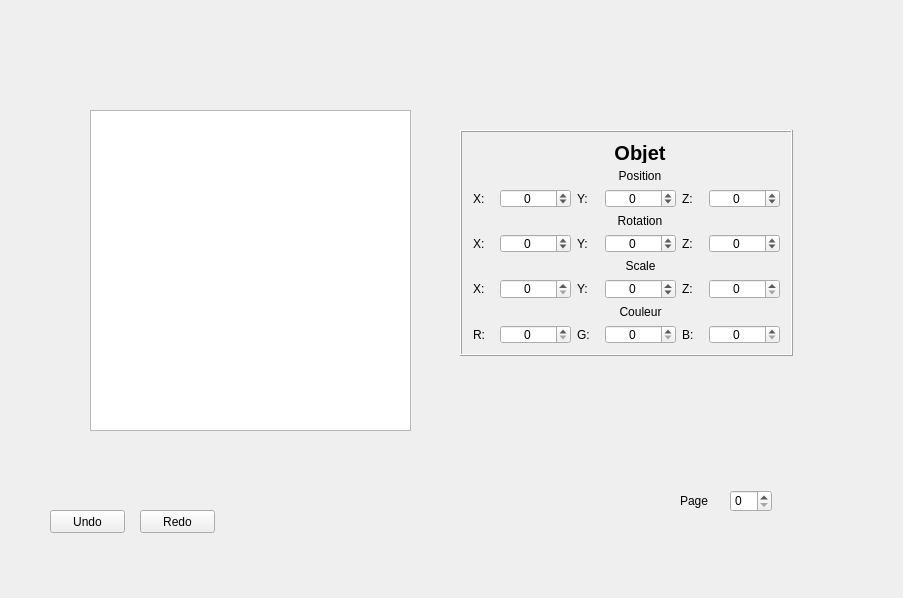
Qt form OpenGLFramework/UIQT/uiqt.ui (SamuelDaigle/OpenGLFramework) before a commit.
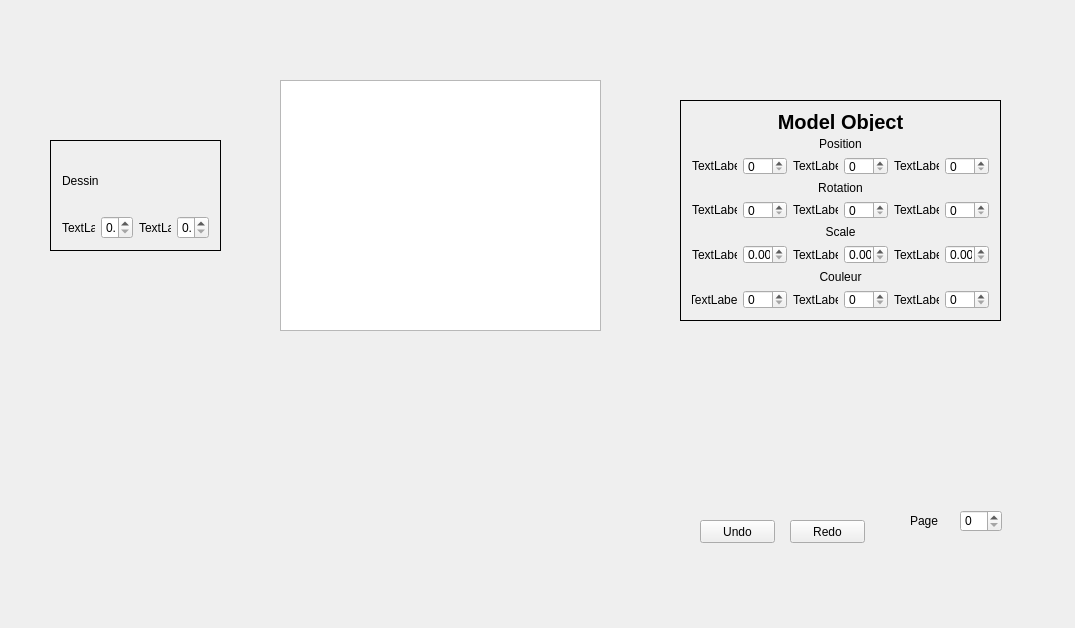
The same form after that commit. The open tabs and pages were chosen to show the change.

Diff of the .ui file:
```diff
--- a/OpenGLFramework/UIQT/uiqt.ui
+++ b/OpenGLFramework/UIQT/uiqt.ui
@@ -6,8 +6,8 @@
    <rect>
     <x>0</x>
     <y>0</y>
-    <width>903</width>
-    <height>598</height>
+    <width>1075</width>
+    <height>628</height>
    </rect>
   </property>
   <property name="windowTitle">
@@ -20,8 +20,8 @@
    <widget class="QStackedWidget" name="stackedWidget">
     <property name="geometry">
      <rect>
-      <x>30</x>
-      <y>80</y>
+      <x>240</x>
+      <y>50</y>
       <width>801</width>
       <height>371</height>
      </rect>
@@ -32,6 +32,374 @@
     <property name="currentIndex">
      <number>0</number>
     </property>
+    <widget class="QWidget" name="page">
+     <widget class="QFrame" name="frame_2">
+      <property name="geometry">
+       <rect>
+        <x>480</x>
+        <y>40</y>
+        <width>261</width>
+        <height>271</height>
+       </rect>
+      </property>
+      <property name="frameShape">
+       <enum>QFrame::Box</enum>
+      </property>
+      <property name="frameShadow">
+       <enum>QFrame::Plain</enum>
+      </property>
+      <layout class="QGridLayout" name="gridLayout_4">
+       <item row="6" column="4">
+        <widget class="QLabel" name="label_27">
+         <property name="text">
+          <string>TextLabel</string>
+         </property>
+        </widget>
+       </item>
+       <item row="6" column="2">
+        <widget class="QLabel" name="label_26">
+         <property name="text">
+          <string>TextLabel</string>
+         </property>
+        </widget>
+       </item>
+       <item row="6" column="0">
+        <widget class="QLabel" name="label_25">
+         <property name="text">
+          <string>TextLabel</string>
+         </property>
+        </widget>
+       </item>
+       <item row="2" column="1">
+        <widget class="QSpinBox" name="spinBox_11"/>
+       </item>
+       <item row="2" column="4">
+        <widget class="QLabel" name="label_21">
+         <property name="text">
+          <string>TextLabel</string>
+         </property>
+        </widget>
+       </item>
+       <item row="2" column="0">
+        <widget class="QLabel" name="label_15">
+         <property name="text">
+          <string>TextLabel</string>
+         </property>
+        </widget>
+       </item>
+       <item row="2" column="2">
+        <widget class="QLabel" name="label_20">
+         <property name="text">
+          <string>TextLabel</string>
+         </property>
+        </widget>
+       </item>
+       <item row="4" column="0">
+        <widget class="QLabel" name="label_22">
+         <property name="text">
+          <string>TextLabel</string>
+         </property>
+        </widget>
+       </item>
+       <item row="2" column="3">
+        <widget class="QSpinBox" name="spinBox_15"/>
+       </item>
+       <item row="4" column="2">
+        <widget class="QLabel" name="label_23">
+         <property name="text">
+          <string>TextLabel</string>
+         </property>
+        </widget>
+       </item>
+       <item row="2" column="5">
+        <widget class="QSpinBox" name="spinBox_16"/>
+       </item>
+       <item row="4" column="1">
+        <widget class="QSpinBox" name="spinBox_17"/>
+       </item>
+       <item row="4" column="5">
+        <widget class="QSpinBox" name="spinBox_19"/>
+       </item>
+       <item row="4" column="3">
+        <widget class="QSpinBox" name="spinBox_18"/>
+       </item>
+       <item row="4" column="4">
+        <widget class="QLabel" name="label_24">
+         <property name="text">
+          <string>TextLabel</string>
+         </property>
+        </widget>
+       </item>
+       <item row="1" column="0" colspan="6">
+        <widget class="QLabel" name="label_28">
+         <property name="text">
+          <string>Position</string>
+         </property>
+        </widget>
+       </item>
+       <item row="3" column="0" colspan="6">
+        <widget class="QLabel" name="label_29">
+         <property name="text">
+          <string>Rotation</string>
+         </property>
+        </widget>
+       </item>
+       <item row="5" column="0" colspan="6">
+        <widget class="QLabel" name="label_30">
+         <property name="text">
+          <string>Scale</string>
+         </property>
+        </widget>
+       </item>
+       <item row="0" column="0" colspan="6">
+        <widget class="QLabel" name="label_14">
+         <property name="font">
+          <font>
+           <pointsize>15</pointsize>
+           <weight>75</weight>
+           <bold>true</bold>
+          </font>
+         </property>
+         <property name="text">
+          <string>Empty Object</string>
+         </property>
+         <property name="alignment">
+          <set>Qt::AlignCenter</set>
+         </property>
+        </widget>
+       </item>
+       <item row="6" column="1">
+        <widget class="QDoubleSpinBox" name="doubleSpinBox"/>
+       </item>
+       <item row="6" column="3">
+        <widget class="QDoubleSpinBox" name="doubleSpinBox_2"/>
+       </item>
+       <item row="6" column="5">
+        <widget class="QDoubleSpinBox" name="doubleSpinBox_3"/>
+       </item>
+      </layout>
+     </widget>
+     <widget class="QListWidget" name="emptyObjectListWidget">
+      <property name="geometry">
+       <rect>
+        <x>70</x>
+        <y>70</y>
+        <width>256</width>
+        <height>192</height>
+       </rect>
+      </property>
+     </widget>
+    </widget>
+    <widget class="QWidget" name="page_2">
+     <widget class="QFrame" name="frame">
+      <property name="geometry">
+       <rect>
+        <x>440</x>
+        <y>50</y>
+        <width>321</width>
+        <height>221</height>
+       </rect>
+      </property>
+      <property name="frameShape">
+       <enum>QFrame::Box</enum>
+      </property>
+      <property name="frameShadow">
+       <enum>QFrame::Plain</enum>
+      </property>
+      <layout class="QGridLayout" name="gridLayout_3">
+       <item row="0" column="0" colspan="6">
+        <widget class="QLabel" name="label">
+         <property name="font">
+          <font>
+           <pointsize>15</pointsize>
+           <weight>75</weight>
+           <bold>true</bold>
+          </font>
+         </property>
+         <property name="text">
+          <string>Model Object</string>
+         </property>
+         <property name="alignment">
+          <set>Qt::AlignCenter</set>
+         </property>
+        </widget>
+       </item>
+       <item row="2" column="5">
+        <widget class="QSpinBox" name="spinBox_8"/>
+       </item>
+       <item row="4" column="5">
+        <widget class="QSpinBox" name="spinBox_9"/>
+       </item>
+       <item row="4" column="3">
+        <widget class="QSpinBox" name="spinBox_2"/>
+       </item>
+       <item row="6" column="2">
+        <widget class="QLabel" name="label_2">
+         <property name="text">
+          <string>TextLabel</string>
+         </property>
+        </widget>
+       </item>
+       <item row="1" column="0" colspan="6">
+        <widget class="QLabel" name="label_8">
+         <property name="text">
+          <string>Position</string>
+         </property>
+         <property name="alignment">
+          <set>Qt::AlignCenter</set>
+         </property>
+        </widget>
+       </item>
+       <item row="6" column="0">
+        <widget class="QLabel" name="label_4">
+         <property name="text">
+          <string>TextLabel</string>
+         </property>
+        </widget>
+       </item>
+       <item row="2" column="0">
+        <widget class="QLabel" name="label_5">
+         <property name="text">
+          <string>TextLabel</string>
+         </property>
+        </widget>
+       </item>
+       <item row="4" column="0">
+        <widget class="QLabel" name="label_3">
+         <property name="text">
+          <string>TextLabel</string>
+         </property>
+        </widget>
+       </item>
+       <item row="2" column="1">
+        <widget class="QSpinBox" name="spinBox_5"/>
+       </item>
+       <item row="4" column="2">
+        <widget class="QLabel" name="label_6">
+         <property name="text">
+          <string>TextLabel</string>
+         </property>
+        </widget>
+       </item>
+       <item row="4" column="1">
+        <widget class="QSpinBox" name="spinBox_7"/>
+       </item>
+       <item row="2" column="3">
+        <widget class="QSpinBox" name="spinBox_6"/>
+       </item>
+       <item row="2" column="2">
+        <widget class="QLabel" name="label_7">
+         <property name="text">
+          <string>TextLabel</string>
+         </property>
+        </widget>
+       </item>
+       <item row="2" column="4">
+        <widget class="QLabel" name="label_11">
+         <property name="text">
+          <string>TextLabel</string>
+         </property>
+        </widget>
+       </item>
+       <item row="5" column="0" colspan="6">
+        <widget class="QLabel" name="label_10">
+         <property name="text">
+          <string>Scale</string>
+         </property>
+         <property name="alignment">
+          <set>Qt::AlignCenter</set>
+         </property>
+        </widget>
+       </item>
+       <item row="3" column="0" colspan="6">
+        <widget class="QLabel" name="label_9">
+         <property name="text">
+          <string>Rotation</string>
+         </property>
+         <property name="alignment">
+          <set>Qt::AlignCenter</set>
+         </property>
+        </widget>
+       </item>
+       <item row="4" column="4">
+        <widget class="QLabel" name="label_12">
+         <property name="text">
+          <string>TextLabel</string>
+         </property>
+        </widget>
+       </item>
+       <item row="6" column="4">
+        <widget class="QLabel" name="label_13">
+         <property name="text">
+          <string>TextLabel</string>
+         </property>
+        </widget>
+       </item>
+       <item row="8" column="0">
+        <widget class="QLabel" name="label_16">
+         <property name="text">
+          <string>TextLabel</string>
+         </property>
+         <property name="alignment">
+          <set>Qt::AlignCenter</set>
+         </property>
+        </widget>
+       </item>
+       <item row="8" column="1">
+        <widget class="QSpinBox" name="spinBox_12"/>
+       </item>
+       <item row="8" column="2">
+        <widget class="QLabel" name="label_18">
+         <property name="text">
+          <string>TextLabel</string>
+         </property>
+        </widget>
+       </item>
+       <item row="8" column="3">
+        <widget class="QSpinBox" name="spinBox_13"/>
+       </item>
+       <item row="8" column="4">
+        <widget class="QLabel" name="label_19">
+         <property name="text">
+          <string>TextLabel</string>
+         </property>
+        </widget>
+       </item>
+       <item row="8" column="5">
+        <widget class="QSpinBox" name="spinBox_14"/>
+       </item>
+       <item row="7" column="0" colspan="6">
+        <widget class="QLabel" name="label_17">
+         <property name="text">
+          <string>Couleur</string>
+         </property>
+         <property name="alignment">
+          <set>Qt::AlignCenter</set>
+         </property>
+        </widget>
+       </item>
+       <item row="6" column="1">
+        <widget class="QDoubleSpinBox" name="doubleSpinBox_4"/>
+       </item>
+       <item row="6" column="3">
+        <widget class="QDoubleSpinBox" name="doubleSpinBox_5"/>
+       </item>
+       <item row="6" column="5">
+        <widget class="QDoubleSpinBox" name="doubleSpinBox_6"/>
+       </item>
+      </layout>
+     </widget>
+     <widget class="QListWidget" name="modelObjectListWidget">
+      <property name="geometry">
+       <rect>
+        <x>40</x>
+        <y>30</y>
+        <width>321</width>
+        <height>251</height>
+       </rect>
+      </property>
+     </widget>
+    </widget>
     <widget class="QWidget" name="objetPage">
      <widget class="QFrame" name="objet">
       <property name="geometry">
@@ -46,7 +414,7 @@
        <enum>QFrame::Box</enum>
       </property>
       <property name="frameShadow">
-       <enum>QFrame::Raised</enum>
+       <enum>QFrame::Plain</enum>
       </property>
       <layout class="QGridLayout" name="gridLayout">
        <item row="2" column="4">
@@ -262,7 +630,7 @@
           </font>
          </property>
          <property name="text">
-          <string>Objet</string>
+          <string>Shape Objet</string>
          </property>
          <property name="alignment">
           <set>Qt::AlignCenter</set>
@@ -292,33 +660,6 @@
          </property>
         </widget>
        </item>
-       <item row="10" column="1">
-        <widget class="QSpinBox" name="scaleXSpinBox">
-         <property name="alignment">
-          <set>Qt::AlignCenter</set>
-         </property>
-        </widget>
-       </item>
-       <item row="10" column="3">
-        <widget class="QSpinBox" name="scaleYSpinBox">
-         <property name="alignment">
-          <set>Qt::AlignCenter</set>
-         </property>
-         <property name="minimum">
-          <number>-999999999</number>
-         </property>
-         <property name="maximum">
-          <number>999999999</number>
-         </property>
-        </widget>
-       </item>
-       <item row="10" column="5">
-        <widget class="QSpinBox" name="scaleZSpinBox">
-         <property name="alignment">
-          <set>Qt::AlignCenter</set>
-         </property>
-        </widget>
-       </item>
        <item row="10" column="4">
         <widget class="QLabel" name="scaleZLabel">
          <property name="text">
@@ -340,6 +681,54 @@
          </property>
         </widget>
        </item>
+       <item row="10" column="1">
+        <widget class="QDoubleSpinBox" name="scaleXSpinBox">
+         <property name="alignment">
+          <set>Qt::AlignCenter</set>
+         </property>
+         <property name="decimals">
+          <number>1</number>
+         </property>
+         <property name="minimum">
+          <double>0.100000000000000</double>
+         </property>
+         <property name="value">
+          <double>1.000000000000000</double>
+         </property>
+        </widget>
+       </item>
+       <item row="10" column="3">
+        <widget class="QDoubleSpinBox" name="scaleYSpinBox">
+         <property name="alignment">
+          <set>Qt::AlignCenter</set>
+         </property>
+         <property name="decimals">
+          <number>1</number>
+         </property>
+         <property name="minimum">
+          <double>0.100000000000000</double>
+         </property>
+         <property name="value">
+          <double>1.000000000000000</double>
+         </property>
+        </widget>
+       </item>
+       <item row="10" column="5">
+        <widget class="QDoubleSpinBox" name="scaleZSpinBox">
+         <property name="alignment">
+          <set>Qt::AlignCenter</set>
+         </property>
+         <property name="decimals">
+          <number>1</number>
+         </property>
+         <property name="minimum">
+          <double>0.100000000000000</double>
+         </property>
+         <property name="value">
+          <double>1.000000000000000</double>
+         </property>
+        </widget>
+       </item>
       </layout>
      </widget>
      <widget class="QListWidget" name="listWidget">
@@ -530,8 +919,8 @@
    <widget class="QSpinBox" name="spinBox">
     <property name="geometry">
      <rect>
-      <x>730</x>
-      <y>490</y>
+      <x>960</x>
+      <y>510</y>
       <width>42</width>
       <height>22</height>
      </rect>
@@ -543,8 +932,8 @@
    <widget class="QLabel" name="pageLabel">
     <property name="geometry">
      <rect>
-      <x>680</x>
-      <y>490</y>
+      <x>910</x>
+      <y>510</y>
       <width>31</width>
       <height>21</height>
      </rect>
@@ -556,8 +945,8 @@
    <widget class="QPushButton" name="undoPushButton">
     <property name="geometry">
      <rect>
-      <x>50</x>
-      <y>510</y>
+      <x>700</x>
+      <y>520</y>
       <width>75</width>
       <height>23</height>
      </rect>
@@ -569,8 +958,8 @@
    <widget class="QPushButton" name="redoPushButton">
     <property name="geometry">
      <rect>
-      <x>140</x>
-      <y>510</y>
+      <x>790</x>
+      <y>520</y>
       <width>75</width>
       <height>23</height>
      </rect>
@@ -579,6 +968,51 @@
      <string>Redo</string>
     </property>
    </widget>
+   <widget class="QFrame" name="frame_3">
+    <property name="geometry">
+     <rect>
+      <x>50</x>
+      <y>140</y>
+      <width>171</width>
+      <height>111</height>
+     </rect>
+    </property>
+    <property name="frameShape">
+     <enum>QFrame::Box</enum>
+    </property>
+    <property name="frameShadow">
+     <enum>QFrame::Plain</enum>
+    </property>
+    <layout class="QGridLayout" name="gridLayout_5">
+     <item row="0" column="0" colspan="4">
+      <widget class="QLabel" name="label_31">
+       <property name="text">
+        <string>Dessin</string>
+       </property>
+      </widget>
+     </item>
+     <item row="2" column="0">
+      <widget class="QLabel" name="label_32">
+       <property name="text">
+        <string>TextLabel</string>
+       </property>
+      </widget>
+     </item>
+     <item row="2" column="2">
+      <widget class="QLabel" name="label_33">
+       <property name="text">
+        <string>TextLabel</string>
+       </property>
+      </widget>
+     </item>
+     <item row="2" column="1">
+      <widget class="QDoubleSpinBox" name="doubleSpinBox_7"/>
+     </item>
+     <item row="2" column="3">
+      <widget class="QDoubleSpinBox" name="doubleSpinBox_8"/>
+     </item>
+    </layout>
+   </widget>
   </widget>
  </widget>
  <layoutdefault spacing="6" margin="11"/>
```
Left out of the diff: 1162 changed lines with no effect on the pictures.
